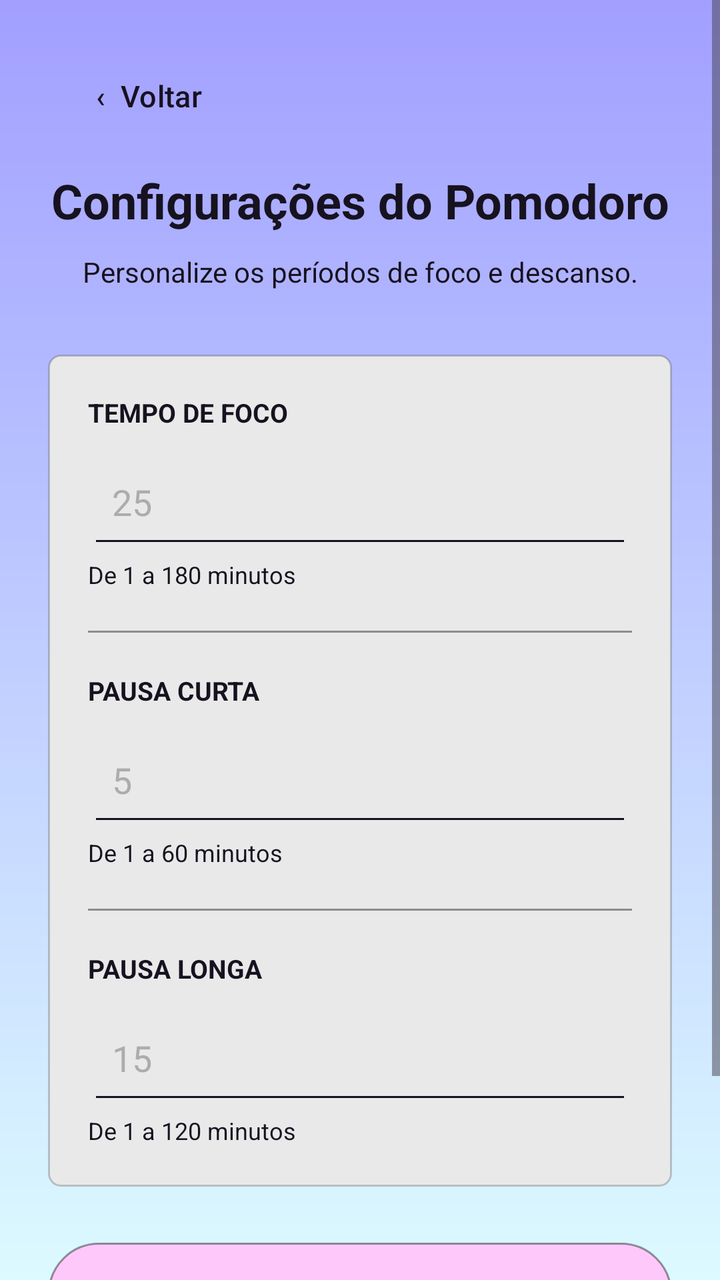
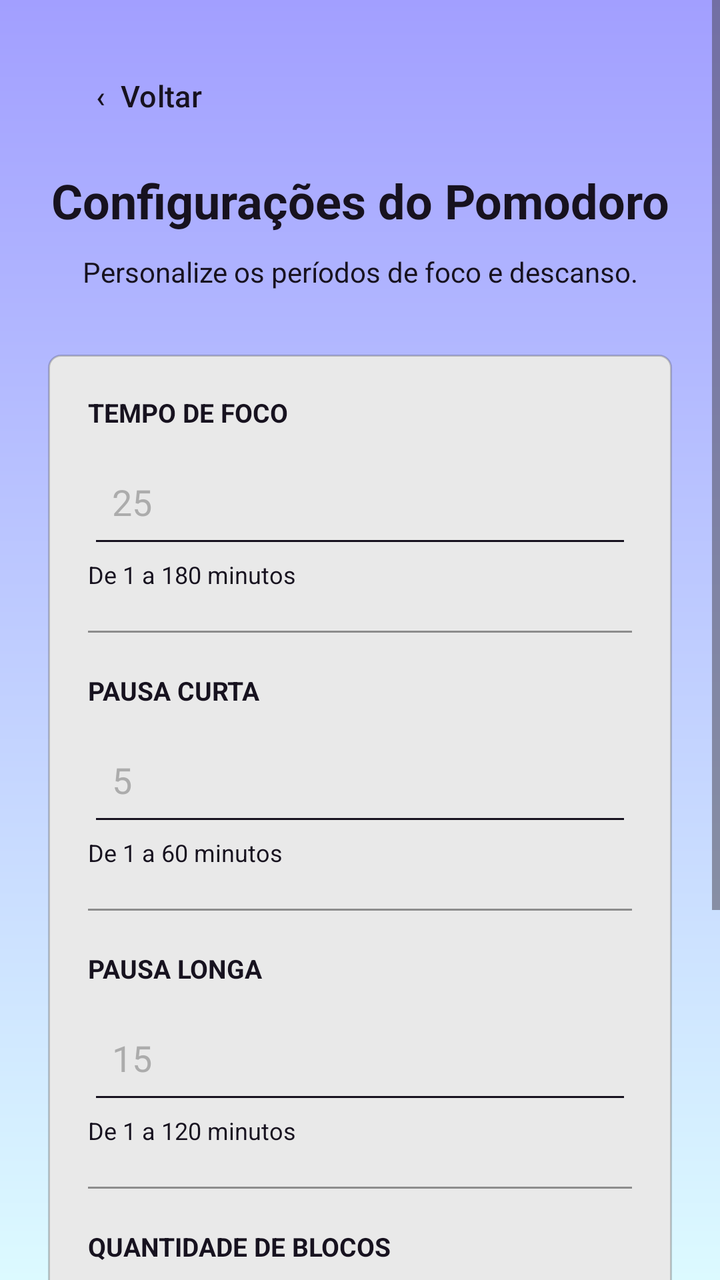

The first picture is an Android layout as it rendered before a commit; the second is the same layout after the commit. The layout source and the unified diff follow.
<!-- AndroidManifest.xml: application theme Theme.FocaAi -->
<!-- res/layout/activity_configuracoes_pomodoro.xml -->
<?xml version="1.0" encoding="utf-8"?>
<ScrollView xmlns:android="http://schemas.android.com/apk/res/android"
    xmlns:app="http://schemas.android.com/apk/res-auto"
    xmlns:tools="http://schemas.android.com/tools"
    android:id="@+id/main"
    android:layout_width="match_parent"
    android:layout_height="match_parent"
    android:background="@drawable/bg_foca_gradient"
    android:fillViewport="true"
    tools:context=".activities.ConfiguracoesPomodoroActivity">

    <LinearLayout
        android:layout_width="match_parent"
        android:layout_height="wrap_content"
        android:orientation="vertical"
        android:padding="24dp">

        <Button
            android:id="@+id/btnVoltarPomodoro"
            android:layout_width="wrap_content"
            android:layout_height="48dp"
            android:background="@android:color/transparent"
            android:text="‹  Voltar"
            android:textAllCaps="false"
            android:textColor="@color/foca_text"
            android:textSize="15sp"
            app:backgroundTint="@null" />

        <TextView
            android:layout_width="match_parent"
            android:layout_height="wrap_content"
            android:layout_marginTop="12dp"
            android:gravity="center"
            android:text="Configurações do Pomodoro"
            android:textColor="@color/foca_text"
            android:textSize="24sp"
            android:textStyle="bold" />

        <TextView
            android:layout_width="match_parent"
            android:layout_height="wrap_content"
            android:layout_marginTop="10dp"
            android:gravity="center"
            android:text="Personalize os períodos de foco e descanso."
            android:textColor="@color/foca_text"
            android:textSize="14sp" />

        <LinearLayout
            android:layout_width="match_parent"
            android:layout_height="wrap_content"
            android:layout_marginTop="32dp"
            android:background="@drawable/card_foca"
            android:orientation="vertical"
            android:padding="20dp">

            <TextView
                android:layout_width="match_parent"
                android:layout_height="wrap_content"
                android:text="TEMPO DE FOCO"
                android:textColor="@color/foca_text"
                android:textSize="13sp"
                android:textStyle="bold" />

            <EditText
                android:id="@+id/edtTempoFoco"
                android:layout_width="match_parent"
                android:layout_height="56dp"
                android:layout_marginTop="8dp"
                android:backgroundTint="@color/foca_text"
                android:hint="25"
                android:inputType="number"
                android:maxLength="3"
                android:padding="12dp"
                android:textColor="@color/foca_text"
                android:textColorHint="#88777777"
                android:textSize="18sp" />

            <TextView
                android:layout_width="match_parent"
                android:layout_height="wrap_content"
                android:text="De 1 a 180 minutos"
                android:textColor="@color/foca_text"
                android:textSize="12sp" />

            <View
                android:layout_width="match_parent"
                android:layout_height="1dp"
                android:layout_marginVertical="20dp"
                android:background="#66000000" />

            <TextView
                android:layout_width="match_parent"
                android:layout_height="wrap_content"
                android:text="PAUSA CURTA"
                android:textColor="@color/foca_text"
                android:textSize="13sp"
                android:textStyle="bold" />

            <EditText
                android:id="@+id/edtPausaCurta"
                android:layout_width="match_parent"
                android:layout_height="56dp"
                android:layout_marginTop="8dp"
                android:backgroundTint="@color/foca_text"
                android:hint="5"
                android:inputType="number"
                android:maxLength="2"
                android:padding="12dp"
                android:textColor="@color/foca_text"
                android:textColorHint="#88777777"
                android:textSize="18sp" />

            <TextView
                android:layout_width="match_parent"
                android:layout_height="wrap_content"
                android:text="De 1 a 60 minutos"
                android:textColor="@color/foca_text"
                android:textSize="12sp" />

            <View
                android:layout_width="match_parent"
                android:layout_height="1dp"
                android:layout_marginVertical="20dp"
                android:background="#66000000" />

            <TextView
                android:layout_width="match_parent"
                android:layout_height="wrap_content"
                android:text="PAUSA LONGA"
                android:textColor="@color/foca_text"
                android:textSize="13sp"
                android:textStyle="bold" />

            <EditText
                android:id="@+id/edtPausaLonga"
                android:layout_width="match_parent"
                android:layout_height="56dp"
                android:layout_marginTop="8dp"
                android:backgroundTint="@color/foca_text"
                android:hint="15"
                android:inputType="number"
                android:maxLength="3"
                android:padding="12dp"
                android:textColor="@color/foca_text"
                android:textColorHint="#88777777"
                android:textSize="18sp" />

            <TextView
                android:layout_width="match_parent"
                android:layout_height="wrap_content"
                android:text="De 1 a 120 minutos"
                android:textColor="@color/foca_text"
                android:textSize="12sp" />

        </LinearLayout>

        <Button
            android:id="@+id/btnSalvarPomodoro"
            android:layout_width="match_parent"
            android:layout_height="52dp"
            android:layout_marginTop="28dp"
            android:background="@drawable/button_foca_pink"
            android:text="Salvar configurações"
            android:textAllCaps="false"
            android:textColor="@color/foca_text"
            android:textSize="15sp"
            app:backgroundTint="@null" />

        <Button
            android:id="@+id/btnRestaurarPomodoro"
            android:layout_width="match_parent"
            android:layout_height="52dp"
            android:layout_marginTop="12dp"
            android:background="@android:color/transparent"
            android:text="Restaurar tempos padrão"
            android:textAllCaps="false"
            android:textColor="@color/foca_text"
            android:textSize="14sp"
            app:backgroundTint="@null" />

    </LinearLayout>

</ScrollView>
<!-- resources referenced by this layout -->
<resources>
  <color name="foca_text">#17121F</color>
  <!-- drawable bg_foca_gradient (drawable) -->
  <?xml version="1.0" encoding="utf-8"?>
  <shape xmlns:android="http://schemas.android.com/apk/res/android" android:shape="rectangle">
      <gradient android:angle="270" android:startColor="#A29FFF" android:endColor="#DCFAFF" android:type="linear" />
  </shape>
  <!-- drawable button_foca_pink (drawable) -->
  <?xml version="1.0" encoding="utf-8"?>
  <shape xmlns:android="http://schemas.android.com/apk/res/android" android:shape="rectangle">
      <solid android:color="#FFC8FB" />
      <corners android:radius="25dp" />
      <stroke android:width="1dp" android:color="#66000000" />
  </shape>
  <!-- drawable card_foca (drawable) -->
  <?xml version="1.0" encoding="utf-8"?>
  <shape xmlns:android="http://schemas.android.com/apk/res/android" android:shape="rectangle">
      <solid android:color="#E9E9E9" />
      <corners android:radius="6dp" />
      <stroke android:width="1dp" android:color="#33000000" />
  </shape>
  <style name="Theme.FocaAi" parent="Base.Theme.FocaAi" />
  <style name="Base.Theme.FocaAi" parent="Theme.Material3.DayNight.NoActionBar">
          
          
      </style>
</resources>

<!-- the commit's change to res/layout/activity_configuracoes_pomodoro.xml (unified diff, before → after) -->
@@ -152,6 +152,42 @@
                 android:textColor="@color/foca_text"
                 android:textSize="12sp" />
 
+            <View
+                android:layout_width="match_parent"
+                android:layout_height="1dp"
+                android:layout_marginVertical="20dp"
+                android:background="#66000000" />
+
+            <TextView
+                android:layout_width="match_parent"
+                android:layout_height="wrap_content"
+                android:text="QUANTIDADE DE BLOCOS"
+                android:textColor="@color/foca_text"
+                android:textSize="13sp"
+                android:textStyle="bold" />
+
+            <EditText
+                android:id="@+id/edtQuantidadeBlocos"
+                android:layout_width="match_parent"
+                android:layout_height="56dp"
+                android:layout_marginTop="8dp"
+                android:backgroundTint="@color/foca_text"
+                android:hint="4"
+                android:inputType="number"
+                android:maxLength="1"
+                android:padding="12dp"
+                android:textColor="@color/foca_text"
+                android:textColorHint="#88777777"
+                android:textSize="18sp" />
+
+            <TextView
+                android:layout_width="match_parent"
+                android:layout_height="wrap_content"
+                android:text="Escolha entre 3 e 5 blocos de foco."
+                android:textColor="@color/foca_text"
+                android:textSize="12sp" />
+
+
         </LinearLayout>
 
         <Button
